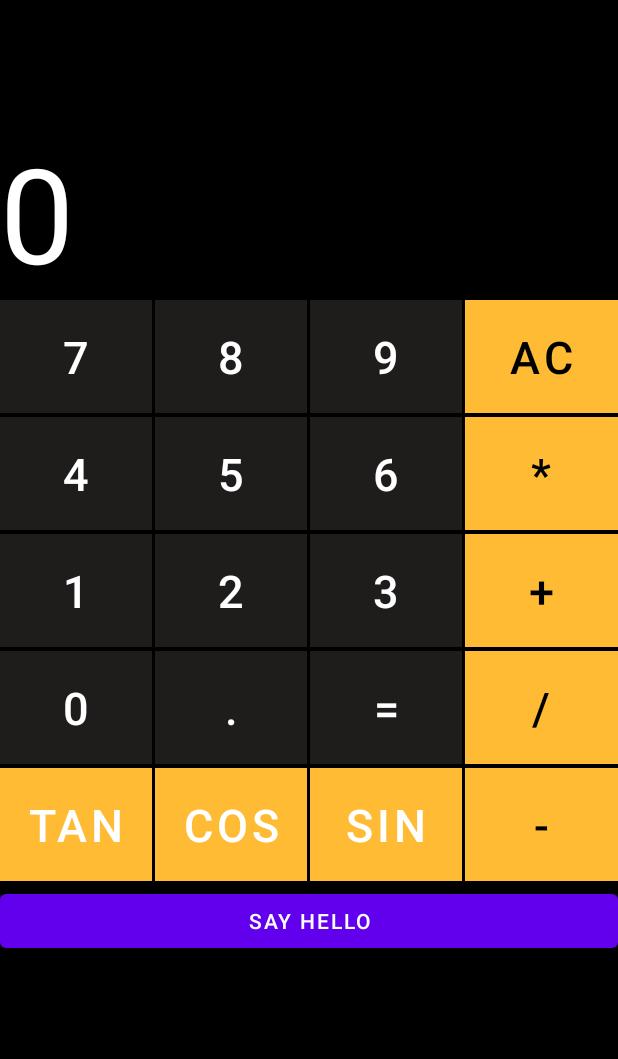
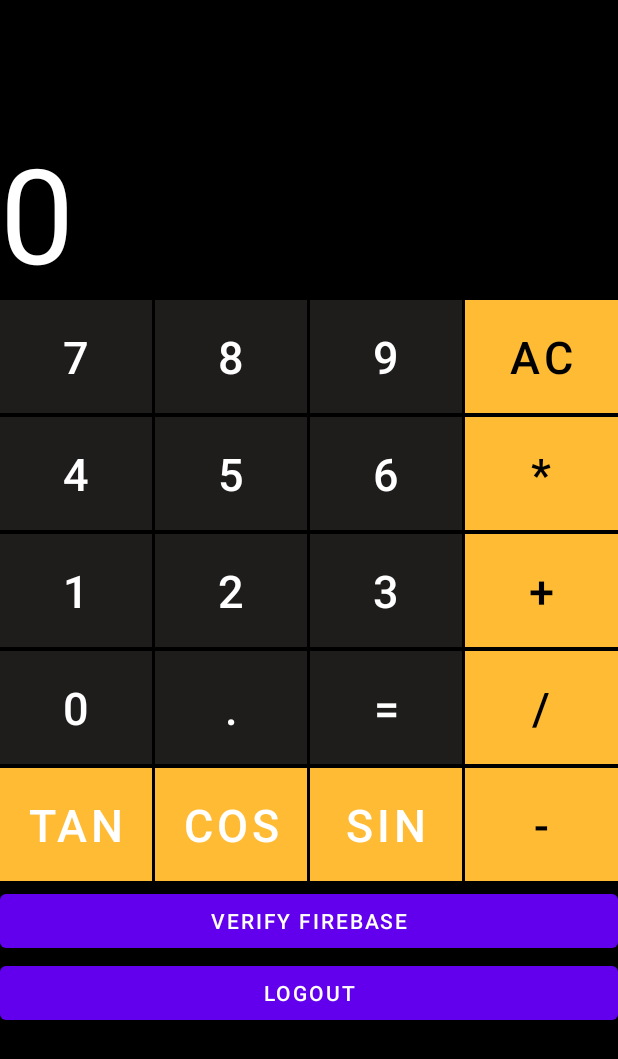
Before and after one commit to Daniel-Zarfati/Calculator-app, an Android app: the layout activity_main.xml on its own in the app's theme, with its tools: preview values and no code run, on a phone screen of 412 x 824 dp. Shown: the top 1059 px of the screen. Run offline under Robolectric (Android 15) with nearby library versions, the phone set to English and light mode, and no system bars.

Commit message:
Auto Login via firebase. Logout button added.

```diff
--- a/app/src/main/res/layout/activity_main.xml
+++ b/app/src/main/res/layout/activity_main.xml
@@ -444,6 +444,13 @@
         android:layout_width="match_parent"
         android:layout_height="wrap_content"
         android:onClick="readFromData"
-        android:text="Say hello" />
+        android:text="Verify Firebase" />
+
+    <Button
+        android:id="@+id/buttonLogout"
+        android:layout_width="match_parent"
+        android:layout_height="wrap_content"
+        android:onClick="LogOut"
+        android:text="logout" />
 
 </LinearLayout>
--- a/app/src/main/res/values/colors.xml
+++ b/app/src/main/res/values/colors.xml
@@ -7,4 +7,5 @@
     <color name="teal_700">#FF018786</color>
     <color name="black">#FF000000</color>
     <color name="white">#FFFFFFFF</color>
+    <color name="Darker">#45CCAD</color>
 </resources>
```
Also changed, not shown: app/src/main/java/com/example/calcapphit/LoginReg.java (+45 -2 lines), app/src/main/java/com/example/calcapphit/MainActivity.java (+7 -0 lines), app/src/main/java/com/example/calcapphit/ScientifiCalc.java (deleted, +0 -15 lines).
